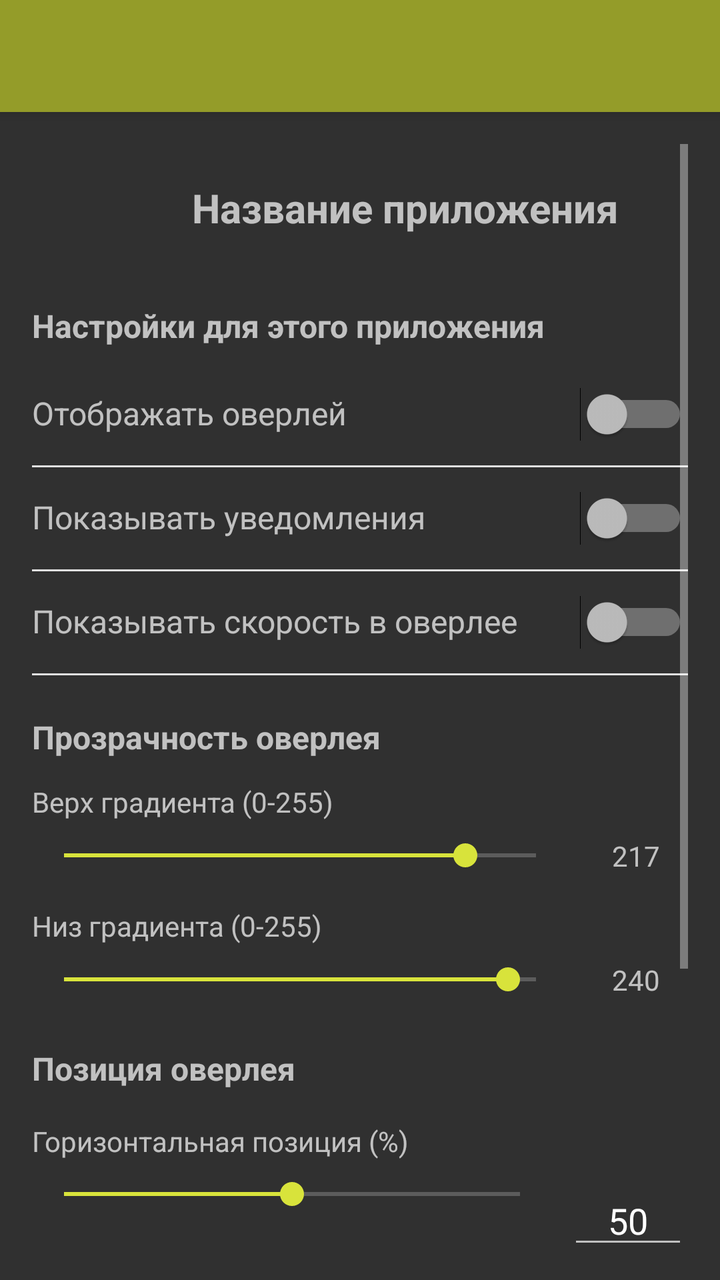
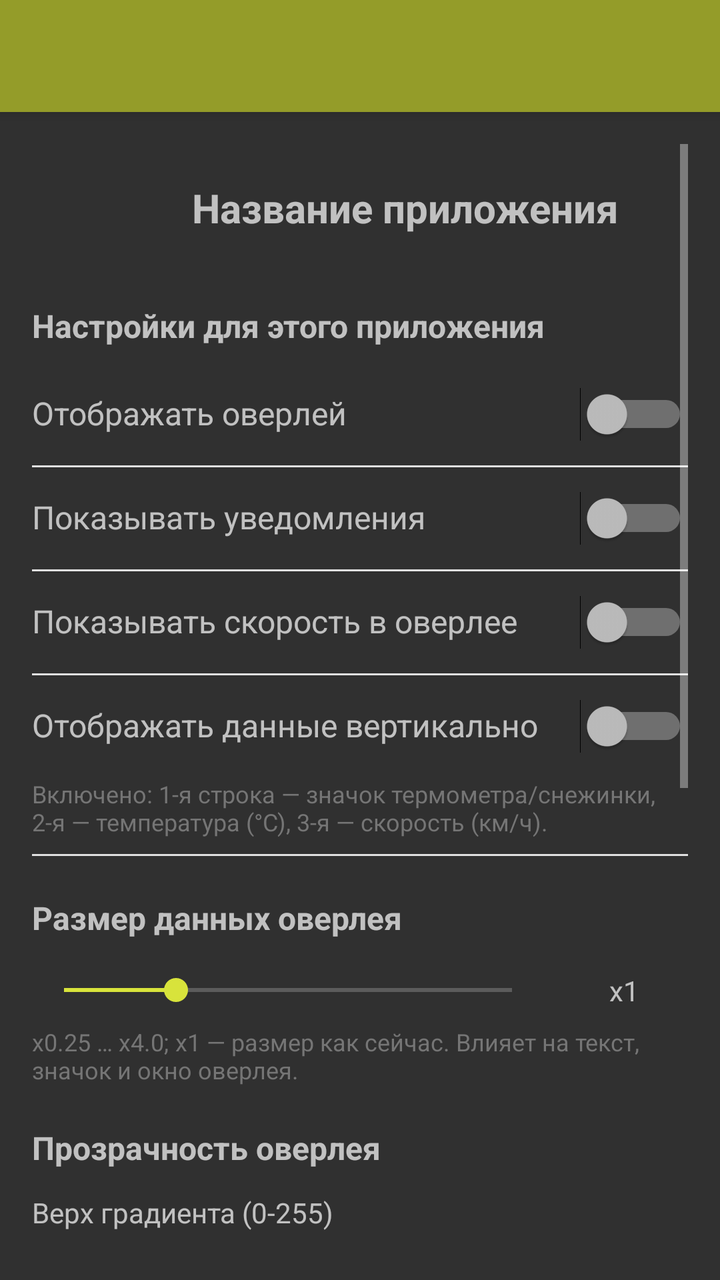

Screens rendered from an Android XML layout before and after an edit, with the pre-edit source and the edit as a unified diff.
<!-- AndroidManifest.xml: application theme AppTheme -->
<!-- res/layout/activity_app_specific_settings.xml -->
<?xml version="1.0" encoding="utf-8"?>
<LinearLayout xmlns:android="http://schemas.android.com/apk/res/android"
    android:layout_width="match_parent"
    android:layout_height="match_parent"
    android:orientation="vertical">

    <androidx.appcompat.widget.Toolbar
        android:id="@+id/toolbar"
        android:layout_width="match_parent"
        android:layout_height="?attr/actionBarSize"
        android:background="?attr/colorPrimary"
        android:elevation="4dp"
        android:theme="@style/ThemeOverlay.AppCompat.Dark.ActionBar" />

    <ScrollView
        android:layout_width="match_parent"
        android:layout_height="match_parent"
        android:padding="16dp">

        <LinearLayout
            android:layout_width="match_parent"
            android:layout_height="wrap_content"
            android:orientation="vertical">

            <LinearLayout
                android:layout_width="match_parent"
                android:layout_height="wrap_content"
                android:orientation="horizontal"
                android:gravity="center_vertical"
                android:paddingBottom="16dp">

                <ImageView
                    android:id="@+id/image_app_icon"
                    android:layout_width="64dp"
                    android:layout_height="64dp"
                    android:contentDescription="Иконка приложения" />

                <TextView
                    android:id="@+id/text_app_name"
                    android:layout_width="0dp"
                    android:layout_height="wrap_content"
                    android:layout_weight="1"
                    android:layout_marginStart="16dp"
                    android:text="Название приложения"
                    android:textSize="20sp"
                    android:textStyle="bold" />
            </LinearLayout>

            <TextView
                android:layout_width="match_parent"
                android:layout_height="wrap_content"
                android:text="Настройки для этого приложения"
                android:textSize="16sp"
                android:textStyle="bold"
                android:paddingBottom="8dp" />

            <LinearLayout
                android:layout_width="match_parent"
                android:layout_height="wrap_content"
                android:orientation="horizontal"
                android:paddingVertical="12dp">

                <TextView
                    android:layout_width="0dp"
                    android:layout_height="wrap_content"
                    android:layout_weight="1"
                    android:text="Отображать оверлей"
                    android:textSize="16sp" />

                <Switch
                    android:id="@+id/switch_overlay"
                    android:layout_width="wrap_content"
                    android:layout_height="wrap_content" />
            </LinearLayout>

            <View
                android:layout_width="match_parent"
                android:layout_height="1dp"
                android:background="#E0E0E0" />

            <LinearLayout
                android:layout_width="match_parent"
                android:layout_height="wrap_content"
                android:orientation="horizontal"
                android:paddingVertical="12dp">

                <TextView
                    android:layout_width="0dp"
                    android:layout_height="wrap_content"
                    android:layout_weight="1"
                    android:text="Показывать уведомления"
                    android:textSize="16sp" />

                <Switch
                    android:id="@+id/switch_notifications"
                    android:layout_width="wrap_content"
                    android:layout_height="wrap_content" />
            </LinearLayout>

            <View
                android:layout_width="match_parent"
                android:layout_height="1dp"
                android:background="#E0E0E0" />

            <LinearLayout
                android:id="@+id/layout_overlay_speed_visibility"
                android:layout_width="match_parent"
                android:layout_height="wrap_content"
                android:orientation="horizontal"
                android:paddingVertical="12dp">

                <TextView
                    android:layout_width="0dp"
                    android:layout_height="wrap_content"
                    android:layout_weight="1"
                    android:text="Показывать скорость в оверлее"
                    android:textSize="16sp" />

                <Switch
                    android:id="@+id/switch_overlay_speed_visibility"
                    android:layout_width="wrap_content"
                    android:layout_height="wrap_content" />
            </LinearLayout>

            <View
                android:id="@+id/divider_overlay_speed_visibility"
                android:layout_width="match_parent"
                android:layout_height="1dp"
                android:background="#E0E0E0" />

            <TextView
                android:layout_width="match_parent"
                android:layout_height="wrap_content"
                android:text="Прозрачность оверлея"
                android:textSize="16sp"
                android:textStyle="bold"
                android:paddingTop="20dp"
                android:paddingBottom="8dp" />

            <TextView
                android:layout_width="match_parent"
                android:layout_height="wrap_content"
                android:text="Верх градиента (0-255)"
                android:textSize="14sp"
                android:paddingTop="4dp" />

            <LinearLayout
                android:layout_width="match_parent"
                android:layout_height="wrap_content"
                android:orientation="horizontal"
                android:gravity="center_vertical"
                android:paddingTop="8dp">

                <SeekBar
                    android:id="@+id/seekbar_overlay_alpha_top"
                    android:layout_width="0dp"
                    android:layout_height="wrap_content"
                    android:layout_weight="1"
                    android:max="255"
                    android:progress="217" />

                <TextView
                    android:id="@+id/text_overlay_alpha_top_value"
                    android:layout_width="52dp"
                    android:layout_height="wrap_content"
                    android:layout_marginStart="8dp"
                    android:gravity="center"
                    android:text="217"
                    android:textSize="14sp" />
            </LinearLayout>

            <TextView
                android:layout_width="match_parent"
                android:layout_height="wrap_content"
                android:text="Низ градиента (0-255)"
                android:textSize="14sp"
                android:paddingTop="16dp" />

            <LinearLayout
                android:layout_width="match_parent"
                android:layout_height="wrap_content"
                android:orientation="horizontal"
                android:gravity="center_vertical"
                android:paddingTop="8dp">

                <SeekBar
                    android:id="@+id/seekbar_overlay_alpha_bottom"
                    android:layout_width="0dp"
                    android:layout_height="wrap_content"
                    android:layout_weight="1"
                    android:max="255"
                    android:progress="240" />

                <TextView
                    android:id="@+id/text_overlay_alpha_bottom_value"
                    android:layout_width="52dp"
                    android:layout_height="wrap_content"
                    android:layout_marginStart="8dp"
                    android:gravity="center"
                    android:text="240"
                    android:textSize="14sp" />
            </LinearLayout>

            
            <TextView
                android:layout_width="match_parent"
                android:layout_height="wrap_content"
                android:text="Позиция оверлея"
                android:textSize="16sp"
                android:textStyle="bold"
                android:paddingTop="24dp"
                android:paddingBottom="8dp" />

            <TextView
                android:layout_width="match_parent"
                android:layout_height="wrap_content"
                android:text="Горизонтальная позиция (%)"
                android:textSize="14sp"
                android:paddingTop="8dp" />

            <LinearLayout
                android:layout_width="match_parent"
                android:layout_height="wrap_content"
                android:orientation="horizontal"
                android:paddingTop="8dp">

                <SeekBar
                    android:id="@+id/seekbar_position_x"
                    android:layout_width="0dp"
                    android:layout_height="wrap_content"
                    android:layout_weight="1"
                    android:max="110"
                    android:progress="55" />

                <EditText
                    android:id="@+id/edittext_position_x"
                    android:layout_width="60dp"
                    android:layout_height="wrap_content"
                    android:layout_marginStart="8dp"
                    android:inputType="numberSigned"
                    android:maxLength="4"
                    android:text="50"
                    android:textAlignment="center" />
            </LinearLayout>

            <TextView
                android:layout_width="match_parent"
                android:layout_height="wrap_content"
                android:text="Вертикальная позиция (%)"
                android:textSize="14sp"
                android:paddingTop="16dp" />

            <LinearLayout
                android:layout_width="match_parent"
                android:layout_height="wrap_content"
                android:orientation="horizontal"
                android:paddingTop="8dp">

                <SeekBar
                    android:id="@+id/seekbar_position_y"
                    android:layout_width="0dp"
                    android:layout_height="wrap_content"
                    android:layout_weight="1"
                    android:max="110"
                    android:progress="10" />

                <EditText
                    android:id="@+id/edittext_position_y"
                    android:layout_width="60dp"
                    android:layout_height="wrap_content"
                    android:layout_marginStart="8dp"
                    android:inputType="numberSigned"
                    android:maxLength="4"
                    android:text="50"
                    android:textAlignment="center" />
            </LinearLayout>

            <Button
                android:id="@+id/btn_reset_overlay_position"
                android:layout_width="match_parent"
                android:layout_height="wrap_content"
                android:layout_marginTop="16dp"
                android:text="Сбросить позицию оверлея" />

            <TextView
                android:layout_width="match_parent"
                android:layout_height="wrap_content"
                android:text="-5% … 105%: точка на экране (от левого верха к правому низу). Якорь — центр оверлея; при 0%/0% центр в углу — блок частично за экраном."
                android:textSize="12sp"
                android:textColor="#757575"
                android:paddingTop="16dp" />

        </LinearLayout>
    </ScrollView>
</LinearLayout>
<!-- resources referenced by this layout -->
<resources>
  <style name="AppTheme" parent="Theme.AppCompat.NoActionBar">
          <item name="colorPrimary">@color/colorPrimary</item>
          <item name="colorPrimaryDark">@color/colorPrimaryDark</item>
          <item name="colorAccent">@color/colorAccent</item>
      </style>
  <color name="colorPrimary">#949C29</color>
  <color name="colorPrimaryDark">#61671B</color>
  <color name="colorAccent">#D8E33B</color>
</resources>

<!-- the commit's change to res/layout/activity_app_specific_settings.xml (unified diff, before → after) -->
@@ -128,6 +128,82 @@
                 android:layout_height="1dp"
                 android:background="#E0E0E0" />
 
+            <LinearLayout
+                android:id="@+id/layout_overlay_vertical"
+                android:layout_width="match_parent"
+                android:layout_height="wrap_content"
+                android:orientation="horizontal"
+                android:paddingVertical="12dp">
+
+                <TextView
+                    android:layout_width="0dp"
+                    android:layout_height="wrap_content"
+                    android:layout_weight="1"
+                    android:text="Отображать данные вертикально"
+                    android:textSize="16sp" />
+
+                <Switch
+                    android:id="@+id/switch_overlay_vertical"
+                    android:layout_width="wrap_content"
+                    android:layout_height="wrap_content" />
+            </LinearLayout>
+
+            <TextView
+                android:layout_width="match_parent"
+                android:layout_height="wrap_content"
+                android:text="Включено: 1-я строка — значок термометра/снежинки, 2-я — температура (°C), 3-я — скорость (км/ч)."
+                android:textSize="12sp"
+                android:textColor="#757575"
+                android:paddingBottom="8dp" />
+
+            <View
+                android:id="@+id/divider_overlay_vertical"
+                android:layout_width="match_parent"
+                android:layout_height="1dp"
+                android:background="#E0E0E0" />
+
+            <TextView
+                android:layout_width="match_parent"
+                android:layout_height="wrap_content"
+                android:text="Размер данных оверлея"
+                android:textSize="16sp"
+                android:textStyle="bold"
+                android:paddingTop="20dp"
+                android:paddingBottom="8dp" />
+
+            <LinearLayout
+                android:layout_width="match_parent"
+                android:layout_height="wrap_content"
+                android:orientation="horizontal"
+                android:gravity="center_vertical"
+                android:paddingTop="8dp">
+
+                <SeekBar
+                    android:id="@+id/seekbar_data_size"
+                    android:layout_width="0dp"
+                    android:layout_height="wrap_content"
+                    android:layout_weight="1"
+                    android:max="80"
+                    android:progress="20" />
+
+                <TextView
+                    android:id="@+id/text_data_size_value"
+                    android:layout_width="64dp"
+                    android:layout_height="wrap_content"
+                    android:layout_marginStart="8dp"
+                    android:gravity="center"
+                    android:text="x1"
+                    android:textSize="14sp" />
+            </LinearLayout>
+
+            <TextView
+                android:layout_width="match_parent"
+                android:layout_height="wrap_content"
+                android:text="x0.25 … x4.0; x1 — размер как сейчас. Влияет на текст, значок и окно оверлея."
+                android:textSize="12sp"
+                android:textColor="#757575"
+                android:paddingTop="8dp" />
+
             <TextView
                 android:layout_width="match_parent"
                 android:layout_height="wrap_content"
@@ -229,8 +305,8 @@
                     android:layout_width="0dp"
                     android:layout_height="wrap_content"
                     android:layout_weight="1"
-                    android:max="110"
-                    android:progress="55" />
+                    android:max="140"
+                    android:progress="70" />
 
                 <EditText
                     android:id="@+id/edittext_position_x"
@@ -285,7 +361,7 @@
             <TextView
                 android:layout_width="match_parent"
                 android:layout_height="wrap_content"
-                android:text="-5% … 105%: точка на экране (от левого верха к правому низу). Якорь — центр оверлея; при 0%/0% центр в углу — блок частично за экраном."
+                android:text="Горизонталь -20% … 120%, вертикаль -5% … 105%: точка на экране (от левого верха к правому низу). Якорь — центр оверлея; при 0%/0% центр в углу — блок частично за экраном."
                 android:textSize="12sp"
                 android:textColor="#757575"
                 android:paddingTop="16dp" />
